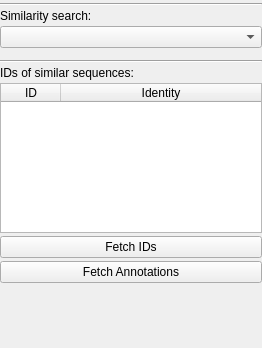
This is src/corelibs/U2View/src/ov_sequence/Das/ui/DasOptionsPanelWidget.ui in violethaze74/ugene as Qt 5 draws it before an edit. The edited form follows.
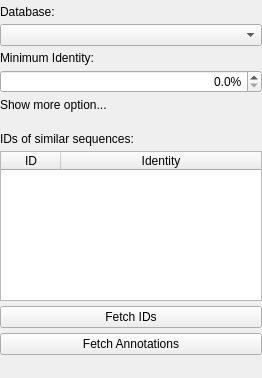
This is the edited form.

Patch:
```diff
--- a/src/corelibs/U2View/src/ov_sequence/Das/ui/DasOptionsPanelWidget.ui
+++ b/src/corelibs/U2View/src/ov_sequence/Das/ui/DasOptionsPanelWidget.ui
@@ -7,7 +7,7 @@
     <x>0</x>
     <y>0</y>
     <width>262</width>
-    <height>348</height>
+    <height>378</height>
    </rect>
   </property>
   <property name="sizePolicy">
@@ -21,7 +21,7 @@
   </property>
   <layout class="QVBoxLayout" name="mainLayout">
    <property name="spacing">
-    <number>3</number>
+    <number>5</number>
    </property>
    <property name="sizeConstraint">
     <enum>QLayout::SetMinAndMaxSize</enum>
@@ -54,21 +54,70 @@
     </widget>
    </item>
    <item>
-    <widget class="Line" name="line_2">
+    <widget class="QLabel" name="databaseLabel">
+     <property name="text">
+      <string>Database:</string>
+     </property>
+    </widget>
+   </item>
+   <item>
+    <widget class="QComboBox" name="databaseComboBox">
+     <property name="sizePolicy">
+      <sizepolicy hsizetype="MinimumExpanding" vsizetype="Fixed">
+       <horstretch>0</horstretch>
+       <verstretch>0</verstretch>
+      </sizepolicy>
+     </property>
+     <property name="sizeAdjustPolicy">
+      <enum>QComboBox::AdjustToMinimumContentsLength</enum>
+     </property>
+    </widget>
+   </item>
+   <item>
+    <spacer name="spacer1">
      <property name="orientation">
-      <enum>Qt::Horizontal</enum>
+      <enum>Qt::Vertical</enum>
      </property>
-    </widget>
+     <property name="sizeHint" stdset="0">
+      <size>
+       <width>20</width>
+       <height>5</height>
+      </size>
+     </property>
+    </spacer>
    </item>
    <item>
     <widget class="QLabel" name="similarityType">
      <property name="text">
-      <string>Similarity search:</string>
+      <string>Minimum Identity:</string>
      </property>
+     <property name="margin">
+      <number>0</number>
+     </property>
+     <property name="indent">
+      <number>0</number>
+     </property>
     </widget>
    </item>
    <item>
-    <widget class="QComboBox" name="searchTypeComboBox"/>
+    <widget class="QDoubleSpinBox" name="minimumIdentityDoubleSpinBox">
+     <property name="alignment">
+      <set>Qt::AlignRight|Qt::AlignTrailing|Qt::AlignVCenter</set>
+     </property>
+     <property name="suffix">
+      <string>%</string>
+     </property>
+     <property name="decimals">
+      <number>1</number>
+     </property>
+    </widget>
+   </item>
+   <item>
+    <widget class="QLabel" name="lblShowMoreLess">
+     <property name="text">
+      <string>Show more option...</string>
+     </property>
+    </widget>
    </item>
    <item>
     <widget class="QWidget" name="settingsContainerWidget" native="true">
@@ -107,11 +156,17 @@
     </widget>
    </item>
    <item>
-    <widget class="Line" name="line">
+    <spacer name="spacer0">
      <property name="orientation">
-      <enum>Qt::Horizontal</enum>
+      <enum>Qt::Vertical</enum>
      </property>
-    </widget>
+     <property name="sizeHint" stdset="0">
+      <size>
+       <width>20</width>
+       <height>10</height>
+      </size>
+     </property>
+    </spacer>
    </item>
    <item>
     <widget class="QLabel" name="idsLabel">
```
Left out of the diff: 74 changed lines with no effect on the pictures.
